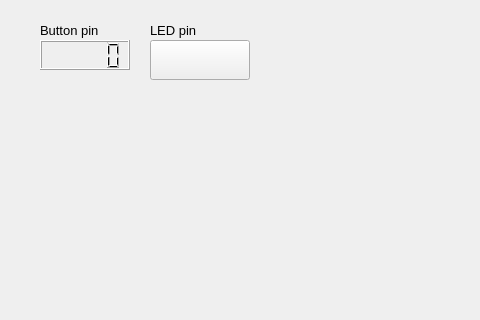
Qt form GUI/program.ui (eric5512/VDAS) before a commit; both pictures show x 0 to 480 and y 0 to 320 of the 800 by 600 pixel window.
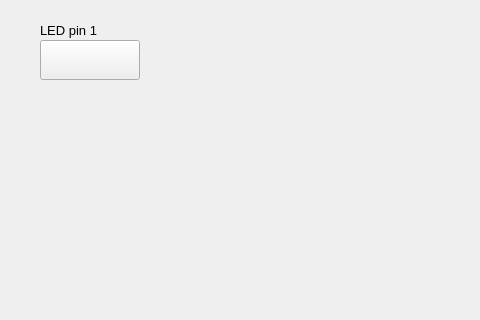
The same form after that commit.

The edit to the form file:
```diff
--- a/GUI/program.ui
+++ b/GUI/program.ui
@@ -13,36 +13,10 @@
   <property name="windowTitle">
    <string>Program</string>
   </property>
-  <widget class="QWidget" name="centralwidget"><widget class="QLCDNumber" name="output">
+  <widget class="QWidget" name="centralwidget"><widget class="QPushButton" name="input1">
 <property name="geometry">
  <rect>
   <x>40</x>
-  <y>40</y>
-  <width>90</width>
-  <height>30</height>
- </rect>
-</property><property name="source" stdset="0">
-<string>self.__find("DI0")</string>
-</property>
-</widget><widget class="QLabel" name="label_1">
-<property name="geometry">
- <rect>
-  <x>40</x>
-  <y>20</y>
-  <width>170</width>
-  <height>20</height>
- </rect>
-</property><property name="font">
-<font>
- <pointsize>10</pointsize>
-</font>
-</property><property name="text">
-<string>Button pin</string>
-</property>
-</widget><widget class="QPushButton" name="input">
-<property name="geometry">
- <rect>
-  <x>150</x>
   <y>40</y>
   <width>100</width>
   <height>40</height>
@@ -54,10 +28,10 @@
 </property><property name="checkable">
 <bool>true</bool>
 </property>
-</widget><widget class="QLabel" name="label_2">
+</widget><widget class="QLabel" name="label_1">
 <property name="geometry">
  <rect>
-  <x>150</x>
+  <x>40</x>
   <y>20</y>
   <width>170</width>
   <height>20</height>
@@ -67,7 +41,7 @@
  <pointsize>10</pointsize>
 </font>
 </property><property name="text">
-<string>LED pin</string>
+<string>LED pin 1</string>
 </property>
 </widget><property name="DO0" stdset="0">
 <string>((0b001000 &lt;&lt; 2) + (0b10 if self.__find("input") else 0b00)).to_bytes(1, 'big')</string>
```
Left out of the diff: 2 changed lines with no effect on the pictures.
